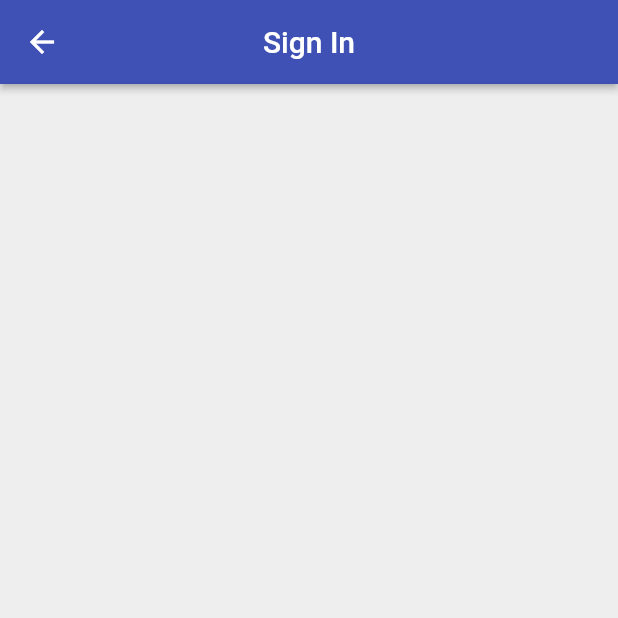
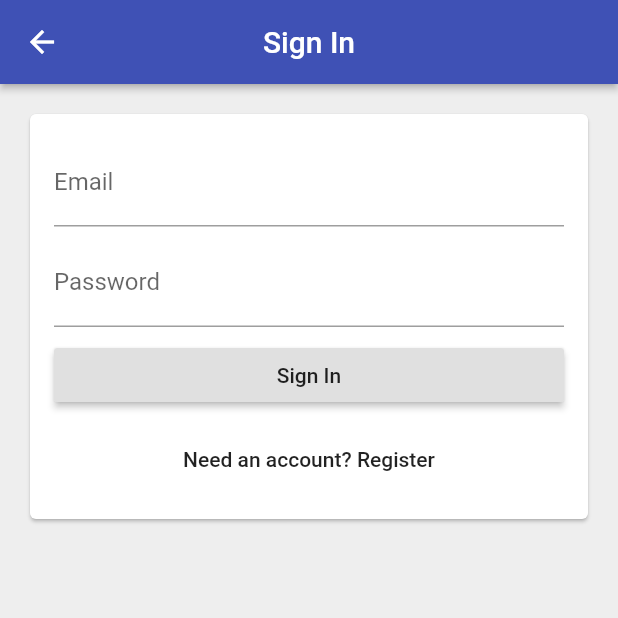
Before and after one commit to andreisas06/rentalapp, a Flutter app: the EmailSignInPage screen opened directly, on a phone screen of 412 x 824 dp, the top half of it. Run offline on Flutter 3.47's test engine with Material 2 defaults, Android fonts, the phone set to English and light mode, and no system bars; our stand-ins replace firebase_auth, firebase_core, google_sign_in; accounts and stored records are empty; network calls fail.

Commit message:
sign in card UI improvements

```diff
--- /dev/null
+++ b/lib/app/sign_in/email_sign_in_form.dart
@@ -0,0 +1,49 @@
+import 'package:flutter/material.dart';
+
+class EmailSignInForm extends StatelessWidget {
+  List<Widget> _buildChildren() {
+    return [
+      TextField(
+        decoration: InputDecoration(
+          labelText: 'Email',
+          hintText: 'test@test.com',
+        ),
+      ),
+      SizedBox(
+        height: 8,
+      ),
+      TextField(
+        decoration: InputDecoration(
+          labelText: 'Password',
+        ),
+        obscureText: true,
+      ),
+      SizedBox(
+        height: 8,
+      ),
+      RaisedButton(
+        child: Text('Sign In'),
+        onPressed: () {},
+      ),
+      SizedBox(
+        height: 8,
+      ),
+      FlatButton(
+        child: Text('Need an account? Register'),
+        onPressed: () {},
+      )
+    ];
+  }
+
+  @override
+  Widget build(BuildContext context) {
+    return Padding(
+      padding: const EdgeInsets.all(16.0),
+      child: Column(
+        crossAxisAlignment: CrossAxisAlignment.stretch,
+        mainAxisSize: MainAxisSize.min,
+        children: _buildChildren(),
+      ),
+    );
+  }
+}
--- a/lib/app/sign_in/email_sign_in_page.dart
+++ b/lib/app/sign_in/email_sign_in_page.dart
@@ -1,4 +1,5 @@
 import 'package:flutter/material.dart';
+import 'package:rental/app/sign_in/email_sign_in_form.dart';
 
 class EmailSignInPage extends StatelessWidget {
   @override
@@ -9,12 +10,13 @@ class EmailSignInPage extends StatelessWidget {
         title: Text('Sign In'),
         elevation: 2,
       ),
-      body: _buildContent(),
+      body: Padding(
+        padding: const EdgeInsets.all(16.0),
+        child: Card(
+          child: EmailSignInForm(),
+        ),
+      ),
       backgroundColor: Colors.grey[200],
     );
   }
-
-  _buildContent() {
-    return Container();
-  }
 }
--- a/lib/app/sign_in/sign_in_page.dart
+++ b/lib/app/sign_in/sign_in_page.dart
@@ -1,4 +1,5 @@
 import 'package:flutter/material.dart';
+import 'package:rental/app/sign_in/email_sign_in_page.dart';
 import 'package:rental/app/sign_in/sign_in_button.dart';
 import 'package:rental/app/sign_in/social_sign_in_button.dart';
 import 'package:rental/services/auth.dart';
@@ -24,7 +25,12 @@ class SignInPage extends StatelessWidget {
   }
 
   void _signInWithEmail(BuildContext context) {
-    // TODO: Show EmailSignInPage
+    Navigator.of(context).push(
+      MaterialPageRoute<void>(
+        fullscreenDialog: true,
+        builder: (context) => EmailSignInPage(),
+      ),
+    );
   }
 
   @override
```
